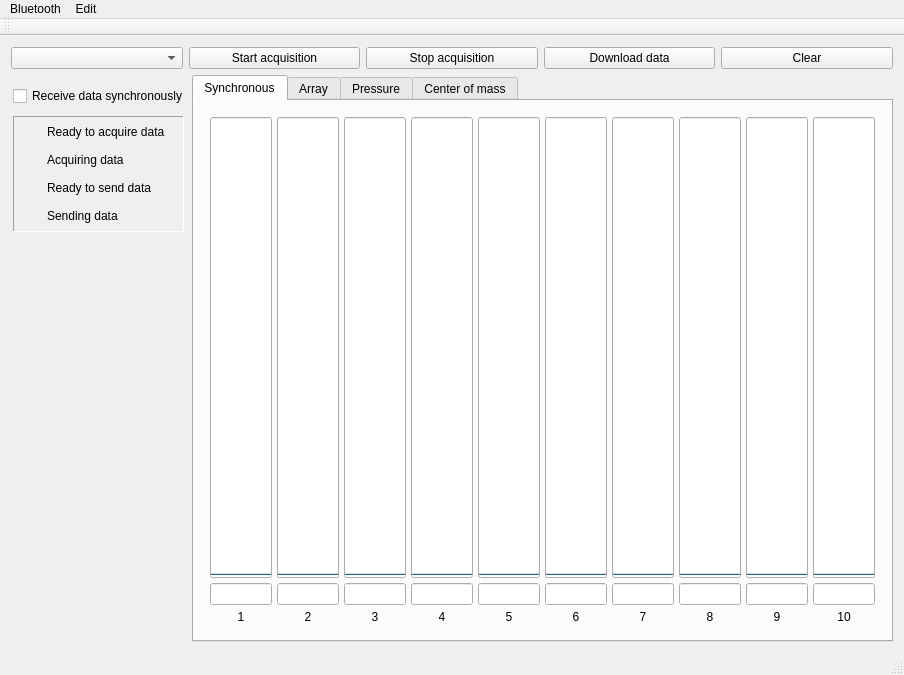
The window that Qt_PSOC_2_PC/mainwindow.ui (Burn2539/CoRo_PW_Qt) describes before a commit, drawn with Qt 5.
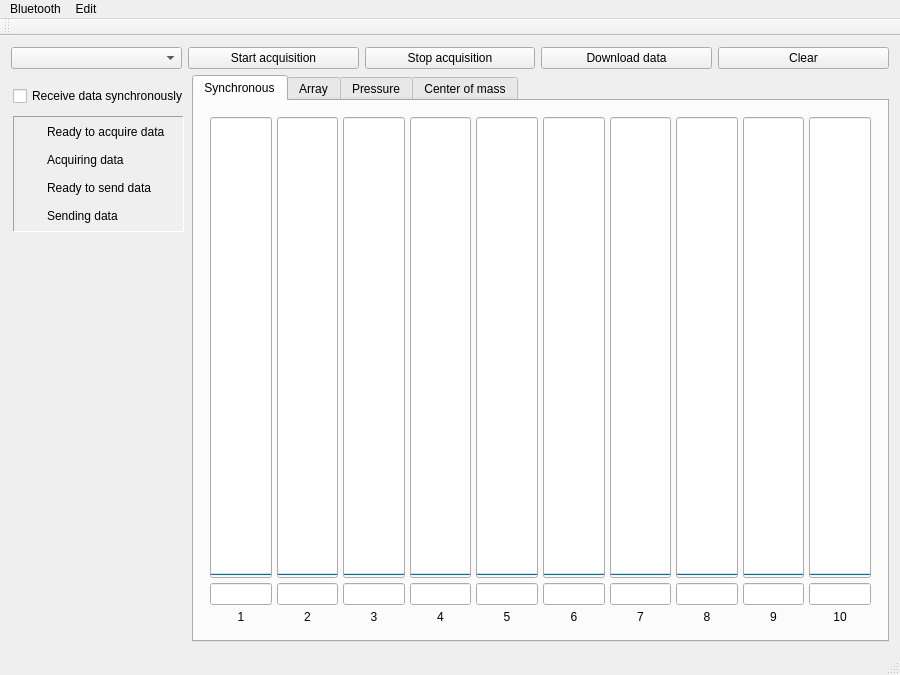
The same window after the commit. Icons and pictures are not drawn. Custom widgets are drawn as their Qt base class.

```diff
--- a/Qt_PSOC_2_PC/mainwindow.ui
+++ b/Qt_PSOC_2_PC/mainwindow.ui
@@ -206,7 +206,7 @@
                   <string/>
                  </property>
                  <property name="pixmap">
-                  <pixmap>../Images/black_right_pointing_triangle_256x256.png</pixmap>
+                  <pixmap resource="images.qrc">:/images/black_right_pointing_triangle_256x256.png</pixmap>
                  </property>
                  <property name="scaledContents">
                   <bool>true</bool>
@@ -265,7 +265,7 @@
                   <string/>
                  </property>
                  <property name="pixmap">
-                  <pixmap>../Images/black_right_pointing_triangle_256x256.png</pixmap>
+                  <pixmap resource="images.qrc">:/images/black_right_pointing_triangle_256x256.png</pixmap>
                  </property>
                  <property name="scaledContents">
                   <bool>true</bool>
@@ -321,7 +321,7 @@
                   <string/>
                  </property>
                  <property name="pixmap">
-                  <pixmap>../Images/black_right_pointing_triangle_256x256.png</pixmap>
+                  <pixmap resource="images.qrc">:/images/black_right_pointing_triangle_256x256.png</pixmap>
                  </property>
                  <property name="scaledContents">
                   <bool>true</bool>
@@ -377,7 +377,7 @@
                   <string/>
                  </property>
                  <property name="pixmap">
-                  <pixmap>../Images/black_right_pointing_triangle_256x256.png</pixmap>
+                  <pixmap resource="images.qrc">:/images/black_right_pointing_triangle_256x256.png</pixmap>
                  </property>
                  <property name="scaledContents">
                   <bool>true</bool>
@@ -851,17 +851,17 @@
                </property>
               </widget>
              </item>
-             <item row="2" column="0">
+             <item row="2" column="0" alignment="Qt::AlignHCenter">
               <widget class="QLineEdit" name="value_sensor0">
                <property name="sizePolicy">
-                <sizepolicy hsizetype="Fixed" vsizetype="Fixed">
+                <sizepolicy hsizetype="Expanding" vsizetype="Fixed">
                  <horstretch>0</horstretch>
                  <verstretch>0</verstretch>
                 </sizepolicy>
                </property>
                <property name="maximumSize">
                 <size>
-                 <width>62</width>
+                 <width>16777215</width>
                  <height>16777215</height>
                 </size>
                </property>
@@ -885,17 +885,17 @@
                </property>
               </widget>
              </item>
-             <item row="2" column="2">
+             <item row="2" column="2" alignment="Qt::AlignHCenter">
               <widget class="QLineEdit" name="value_sensor1">
                <property name="sizePolicy">
-                <sizepolicy hsizetype="Fixed" vsizetype="Fixed">
+                <sizepolicy hsizetype="Expanding" vsizetype="Fixed">
                  <horstretch>0</horstretch>
                  <verstretch>0</verstretch>
                 </sizepolicy>
                </property>
                <property name="maximumSize">
                 <size>
-                 <width>62</width>
+                 <width>16777215</width>
                  <height>16777215</height>
                 </size>
                </property>
@@ -919,17 +919,17 @@
                </property>
               </widget>
              </item>
-             <item row="2" column="3">
+             <item row="2" column="3" alignment="Qt::AlignHCenter">
               <widget class="QLineEdit" name="value_sensor2">
                <property name="sizePolicy">
-                <sizepolicy hsizetype="Fixed" vsizetype="Fixed">
+                <sizepolicy hsizetype="Expanding" vsizetype="Fixed">
                  <horstretch>0</horstretch>
                  <verstretch>0</verstretch>
                 </sizepolicy>
                </property>
                <property name="maximumSize">
                 <size>
-                 <width>62</width>
+                 <width>16777215</width>
                  <height>16777215</height>
                 </size>
                </property>
@@ -953,17 +953,17 @@
                </property>
               </widget>
              </item>
-             <item row="2" column="4">
+             <item row="2" column="4" alignment="Qt::AlignHCenter">
               <widget class="QLineEdit" name="value_sensor3">
                <property name="sizePolicy">
-                <sizepolicy hsizetype="Fixed" vsizetype="Fixed">
+                <sizepolicy hsizetype="Expanding" vsizetype="Fixed">
                  <horstretch>0</horstretch>
                  <verstretch>0</verstretch>
                 </sizepolicy>
                </property>
                <property name="maximumSize">
                 <size>
-                 <width>62</width>
+                 <width>16777215</width>
                  <height>16777215</height>
                 </size>
                </property>
@@ -987,17 +987,17 @@
                </property>
               </widget>
              </item>
-             <item row="2" column="5">
+             <item row="2" column="5" alignment="Qt::AlignHCenter">
               <widget class="QLineEdit" name="value_sensor4">
                <property name="sizePolicy">
-                <sizepolicy hsizetype="Fixed" vsizetype="Fixed">
+                <sizepolicy hsizetype="Expanding" vsizetype="Fixed">
                  <horstretch>0</horstretch>
                  <verstretch>0</verstretch>
                 </sizepolicy>
                </property>
                <property name="maximumSize">
                 <size>
-                 <width>62</width>
+                 <width>16777215</width>
                  <height>16777215</height>
                 </size>
                </property>
@@ -1021,17 +1021,17 @@
                </property>
               </widget>
              </item>
-             <item row="2" column="6">
+             <item row="2" column="6" alignment="Qt::AlignHCenter">
               <widget class="QLineEdit" name="value_sensor5">
                <property name="sizePolicy">
-                <sizepolicy hsizetype="Fixed" vsizetype="Fixed">
+                <sizepolicy hsizetype="Expanding" vsizetype="Fixed">
                  <horstretch>0</horstretch>
                  <verstretch>0</verstretch>
                 </sizepolicy>
                </property>
                <property name="maximumSize">
                 <size>
-                 <width>62</width>
+                 <width>16777215</width>
                  <height>16777215</height>
                 </size>
                </property>
@@ -1055,17 +1055,17 @@
                </property>
               </widget>
              </item>
-             <item row="2" column="7">
+             <item row="2" column="7" alignment="Qt::AlignHCenter">
               <widget class="QLineEdit" name="value_sensor6">
                <property name="sizePolicy">
-                <sizepolicy hsizetype="Fixed" vsizetype="Fixed">
+                <sizepolicy hsizetype="Expanding" vsizetype="Fixed">
                  <horstretch>0</horstretch>
                  <verstretch>0</verstretch>
                 </sizepolicy>
                </property>
                <property name="maximumSize">
                 <size>
-                 <width>62</width>
+                 <width>16777215</width>
                  <height>16777215</height>
                 </size>
                </property>
@@ -1089,17 +1089,17 @@
                </property>
               </widget>
              </item>
-             <item row="2" column="8">
+             <item row="2" column="8" alignment="Qt::AlignHCenter">
               <widget class="QLineEdit" name="value_sensor7">
                <property name="sizePolicy">
-                <sizepolicy hsizetype="Fixed" vsizetype="Fixed">
+                <sizepolicy hsizetype="Expanding" vsizetype="Fixed">
                  <horstretch>0</horstretch>
                  <verstretch>0</verstretch>
                 </sizepolicy>
                </property>
                <property name="maximumSize">
                 <size>
-                 <width>62</width>
+                 <width>16777215</width>
                  <height>16777215</height>
                 </size>
                </property>
@@ -1123,17 +1123,17 @@
                </property>
               </widget>
              </item>
-             <item row="2" column="9">
+             <item row="2" column="9" alignment="Qt::AlignHCenter">
               <widget class="QLineEdit" name="value_sensor8">
                <property name="sizePolicy">
-                <sizepolicy hsizetype="Fixed" vsizetype="Fixed">
+                <sizepolicy hsizetype="Expanding" vsizetype="Fixed">
                  <horstretch>0</horstretch>
                  <verstretch>0</verstretch>
                 </sizepolicy>
                </property>
                <property name="maximumSize">
                 <size>
-                 <width>62</width>
+                 <width>16777215</width>
                  <height>16777215</height>
                 </size>
                </property>
@@ -1157,17 +1157,17 @@
                </property>
               </widget>
              </item>
-             <item row="2" column="10">
+             <item row="2" column="10" alignment="Qt::AlignHCenter">
               <widget class="QLineEdit" name="value_sensor9">
                <property name="sizePolicy">
-                <sizepolicy hsizetype="Fixed" vsizetype="Fixed">
+                <sizepolicy hsizetype="Expanding" vsizetype="Fixed">
                  <horstretch>0</horstretch>
                  <verstretch>0</verstretch>
                 </sizepolicy>
                </property>
                <property name="maximumSize">
                 <size>
-                 <width>62</width>
+                 <width>16777215</width>
                  <height>16777215</height>
                 </size>
                </property>
```
Left out of the diff: 4 changed lines with no effect on the pictures.
